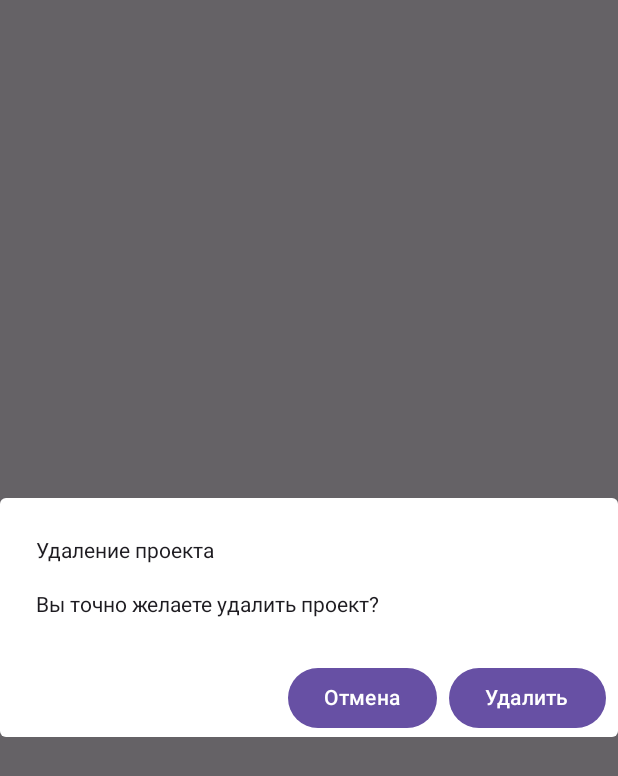
After one commit to lnerim/compose-fivep, an Android app built with Jetpack Compose: the composable ProjectDeleteDialog shown on its own in the app's theme, on a phone screen of 412 x 824 dp. The commit adds this screen. Shown: the top 776 px of the screen. Run offline under Robolectric (Android 15) with nearby library versions, the phone set to English and light mode, and no system bars.

Commit message:
0.3.2-alpha01

```diff
--- /dev/null
+++ b/app/src/main/java/ru/fivep/app/screens/project/views/ProjectDeleteDialog.kt
@@ -0,0 +1,33 @@
+package ru.fivep.app.screens.project.views
+
+import androidx.compose.material.AlertDialog
+import androidx.compose.material3.Button
+import androidx.compose.material3.Text
+import androidx.compose.runtime.Composable
+
+@Composable
+fun ProjectDeleteDialog(
+    onDismissRequest: () -> Unit,
+    onConfirm: () -> Unit,
+    onDismiss: () -> Unit
+) {
+    AlertDialog(
+        onDismissRequest = { onDismissRequest() },
+        confirmButton = {
+            Button(onClick = { onConfirm() }) {
+                Text(text = "Удалить")
+            }
+        },
+        dismissButton = {
+            Button(onClick = { onDismiss() }) {
+                Text(text = "Отмена")
+            }
+        },
+        title = {
+            Text("Удаление проекта")
+        },
+        text = {
+            Text("Вы точно желаете удалить проект?")
+        }
+    )
+}
```
Also changed, not shown: app/src/main/java/ru/fivep/app/screens/project/ProjectScreen.kt (+16 -10 lines).
